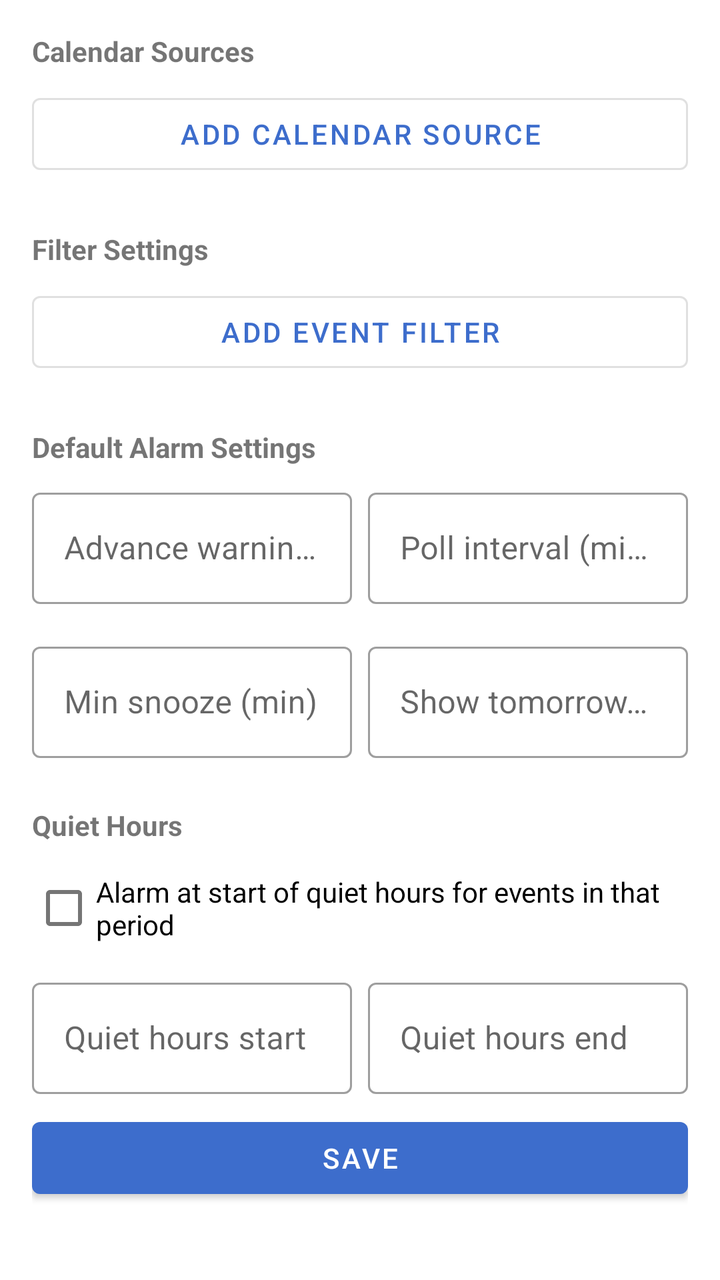
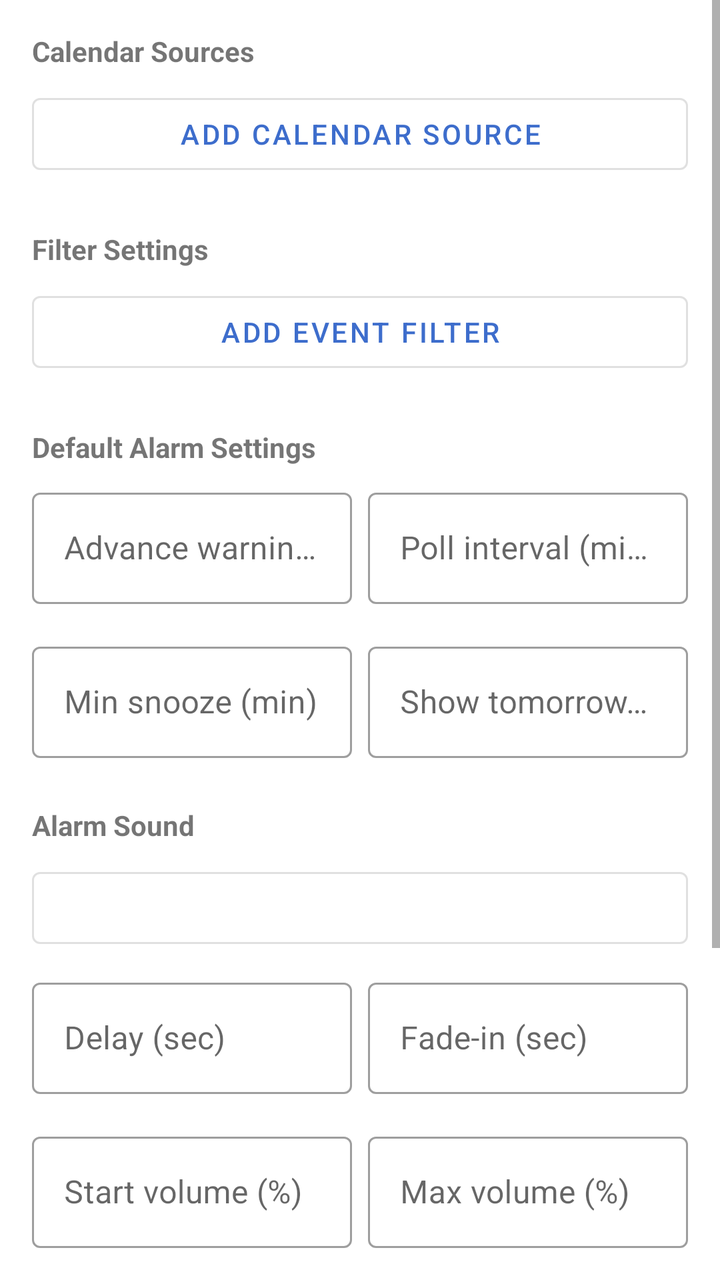

Screens rendered from an Android XML layout before and after an edit, with the pre-edit source and the edit as a unified diff.
<!-- AndroidManifest.xml: application theme Theme.CalendarAlarm -->
<!-- res/layout/activity_settings.xml -->
<?xml version="1.0" encoding="utf-8"?>
<ScrollView xmlns:android="http://schemas.android.com/apk/res/android"
    android:layout_width="match_parent"
    android:layout_height="match_parent">

    <LinearLayout
        android:layout_width="match_parent"
        android:layout_height="wrap_content"
        android:orientation="vertical"
        android:padding="16dp">

        <TextView
            android:layout_width="match_parent"
            android:layout_height="wrap_content"
            android:text="Calendar Sources"
            android:textStyle="bold"
            android:textSize="14sp"
            android:layout_marginBottom="8dp" />

        <LinearLayout
            android:id="@+id/urlSourcesContainer"
            android:layout_width="match_parent"
            android:layout_height="wrap_content"
            android:orientation="vertical" />

        <com.google.android.material.button.MaterialButton
            android:id="@+id/addUrlButton"
            android:layout_width="match_parent"
            android:layout_height="wrap_content"
            android:text="Add calendar source"
            android:layout_marginBottom="24dp"
            style="@style/Widget.MaterialComponents.Button.OutlinedButton" />

        <TextView
            android:layout_width="match_parent"
            android:layout_height="wrap_content"
            android:text="Filter Settings"
            android:textStyle="bold"
            android:textSize="14sp"
            android:layout_marginBottom="8dp" />

        <LinearLayout
            android:id="@+id/filterContainer"
            android:layout_width="match_parent"
            android:layout_height="wrap_content"
            android:orientation="vertical" />

        <com.google.android.material.button.MaterialButton
            android:id="@+id/addFilterButton"
            android:layout_width="match_parent"
            android:layout_height="wrap_content"
            android:text="Add event filter"
            android:layout_marginBottom="24dp"
            style="@style/Widget.MaterialComponents.Button.OutlinedButton" />

        <TextView
            android:layout_width="match_parent"
            android:layout_height="wrap_content"
            android:text="Default Alarm Settings"
            android:textStyle="bold"
            android:textSize="14sp"
            android:layout_marginBottom="8dp" />

        <LinearLayout
            android:layout_width="match_parent"
            android:layout_height="wrap_content"
            android:orientation="horizontal"
            android:layout_marginBottom="16dp">

            <com.google.android.material.textfield.TextInputLayout
                android:layout_width="0dp"
                android:layout_height="wrap_content"
                android:layout_weight="1"
                android:hint="Advance warning (min)"
                android:layout_marginEnd="8dp"
                style="@style/Widget.MaterialComponents.TextInputLayout.OutlinedBox">
                <com.google.android.material.textfield.TextInputEditText
                    android:id="@+id/advanceInput"
                    android:layout_width="match_parent"
                    android:layout_height="wrap_content"
                    android:inputType="number" />
            </com.google.android.material.textfield.TextInputLayout>

            <com.google.android.material.textfield.TextInputLayout
                android:layout_width="0dp"
                android:layout_height="wrap_content"
                android:layout_weight="1"
                android:hint="Poll interval (min)"
                style="@style/Widget.MaterialComponents.TextInputLayout.OutlinedBox">
                <com.google.android.material.textfield.TextInputEditText
                    android:id="@+id/pollIntervalInput"
                    android:layout_width="match_parent"
                    android:layout_height="wrap_content"
                    android:inputType="number" />
            </com.google.android.material.textfield.TextInputLayout>

        </LinearLayout>

        <LinearLayout
            android:layout_width="match_parent"
            android:layout_height="wrap_content"
            android:orientation="horizontal"
            android:layout_marginBottom="24dp">

            <com.google.android.material.textfield.TextInputLayout
                android:layout_width="0dp"
                android:layout_height="wrap_content"
                android:layout_weight="1"
                android:hint="Min snooze (min)"
                android:layout_marginEnd="8dp"
                style="@style/Widget.MaterialComponents.TextInputLayout.OutlinedBox">
                <com.google.android.material.textfield.TextInputEditText
                    android:id="@+id/snoozeInput"
                    android:layout_width="match_parent"
                    android:layout_height="wrap_content"
                    android:inputType="number" />
            </com.google.android.material.textfield.TextInputLayout>

            <com.google.android.material.textfield.TextInputLayout
                android:layout_width="0dp"
                android:layout_height="wrap_content"
                android:layout_weight="1"
                android:hint="Show tomorrow at"
                style="@style/Widget.MaterialComponents.TextInputLayout.OutlinedBox">
                <com.google.android.material.textfield.TextInputEditText
                    android:id="@+id/showTomorrowInput"
                    android:layout_width="match_parent"
                    android:layout_height="wrap_content"
                    android:inputType="text"
                    android:maxLength="5" />
            </com.google.android.material.textfield.TextInputLayout>

        </LinearLayout>

        <TextView
            android:layout_width="match_parent"
            android:layout_height="wrap_content"
            android:text="Quiet Hours"
            android:textStyle="bold"
            android:textSize="14sp"
            android:layout_marginBottom="8dp" />

        <CheckBox
            android:id="@+id/quietHoursAlarmCheckbox"
            android:layout_width="match_parent"
            android:layout_height="wrap_content"
            android:text="Alarm at start of quiet hours for events in that period"
            android:layout_marginBottom="8dp" />

        <LinearLayout
            android:layout_width="match_parent"
            android:layout_height="wrap_content"
            android:orientation="horizontal"
            android:layout_marginBottom="8dp">

            <com.google.android.material.textfield.TextInputLayout
                android:layout_width="0dp"
                android:layout_height="wrap_content"
                android:layout_weight="1"
                android:hint="Quiet hours start"
                android:layout_marginEnd="8dp"
                style="@style/Widget.MaterialComponents.TextInputLayout.OutlinedBox">
                <com.google.android.material.textfield.TextInputEditText
                    android:id="@+id/quietStartInput"
                    android:layout_width="match_parent"
                    android:layout_height="wrap_content"
                    android:inputType="text"
                    android:maxLength="5" />
            </com.google.android.material.textfield.TextInputLayout>

            <com.google.android.material.textfield.TextInputLayout
                android:layout_width="0dp"
                android:layout_height="wrap_content"
                android:layout_weight="1"
                android:hint="Quiet hours end"
                style="@style/Widget.MaterialComponents.TextInputLayout.OutlinedBox">
                <com.google.android.material.textfield.TextInputEditText
                    android:id="@+id/quietEndInput"
                    android:layout_width="match_parent"
                    android:layout_height="wrap_content"
                    android:inputType="text"
                    android:maxLength="5" />
            </com.google.android.material.textfield.TextInputLayout>

        </LinearLayout>

        <com.google.android.material.button.MaterialButton
            android:id="@+id/saveButton"
            android:layout_width="match_parent"
            android:layout_height="wrap_content"
            android:text="Save" />

    </LinearLayout>
</ScrollView>
<!-- resources referenced by this layout -->
<resources>
  <style name="Theme.CalendarAlarm" parent="Theme.MaterialComponents.DayNight.DarkActionBar">
          <item name="colorPrimary">#3D6DCC</item>
          <item name="colorPrimaryVariant">#2A4E9C</item>
          <item name="colorOnPrimary">@android:color/white</item>
      </style>
</resources>

<!-- the commit's change to res/layout/activity_settings.xml (unified diff, before → after) -->
@@ -135,6 +135,91 @@
         <TextView
             android:layout_width="match_parent"
             android:layout_height="wrap_content"
+            android:text="Alarm Sound"
+            android:textStyle="bold"
+            android:textSize="14sp"
+            android:layout_marginBottom="8dp" />
+
+        <com.google.android.material.button.MaterialButton
+            android:id="@+id/soundButton"
+            android:layout_width="match_parent"
+            android:layout_height="wrap_content"
+            android:layout_marginBottom="8dp"
+            style="@style/Widget.MaterialComponents.Button.OutlinedButton" />
+
+        <LinearLayout
+            android:layout_width="match_parent"
+            android:layout_height="wrap_content"
+            android:orientation="horizontal"
+            android:layout_marginBottom="16dp">
+
+            <com.google.android.material.textfield.TextInputLayout
+                android:layout_width="0dp"
+                android:layout_height="wrap_content"
+                android:layout_weight="1"
+                android:hint="Delay (sec)"
+                android:layout_marginEnd="8dp"
+                style="@style/Widget.MaterialComponents.TextInputLayout.OutlinedBox">
+                <com.google.android.material.textfield.TextInputEditText
+                    android:id="@+id/soundDelayInput"
+                    android:layout_width="match_parent"
+                    android:layout_height="wrap_content"
+                    android:inputType="number" />
+            </com.google.android.material.textfield.TextInputLayout>
+
+            <com.google.android.material.textfield.TextInputLayout
+                android:layout_width="0dp"
+                android:layout_height="wrap_content"
+                android:layout_weight="1"
+                android:hint="Fade-in (sec)"
+                style="@style/Widget.MaterialComponents.TextInputLayout.OutlinedBox">
+                <com.google.android.material.textfield.TextInputEditText
+                    android:id="@+id/soundFadeInput"
+                    android:layout_width="match_parent"
+                    android:layout_height="wrap_content"
+                    android:inputType="number" />
+            </com.google.android.material.textfield.TextInputLayout>
+
+        </LinearLayout>
+
+        <LinearLayout
+            android:layout_width="match_parent"
+            android:layout_height="wrap_content"
+            android:orientation="horizontal"
+            android:layout_marginBottom="24dp">
+
+            <com.google.android.material.textfield.TextInputLayout
+                android:layout_width="0dp"
+                android:layout_height="wrap_content"
+                android:layout_weight="1"
+                android:hint="Start volume (%)"
+                android:layout_marginEnd="8dp"
+                style="@style/Widget.MaterialComponents.TextInputLayout.OutlinedBox">
+                <com.google.android.material.textfield.TextInputEditText
+                    android:id="@+id/soundStartVolumeInput"
+                    android:layout_width="match_parent"
+                    android:layout_height="wrap_content"
+                    android:inputType="number" />
+            </com.google.android.material.textfield.TextInputLayout>
+
+            <com.google.android.material.textfield.TextInputLayout
+                android:layout_width="0dp"
+                android:layout_height="wrap_content"
+                android:layout_weight="1"
+                android:hint="Max volume (%)"
+                style="@style/Widget.MaterialComponents.TextInputLayout.OutlinedBox">
+                <com.google.android.material.textfield.TextInputEditText
+                    android:id="@+id/soundMaxVolumeInput"
+                    android:layout_width="match_parent"
+                    android:layout_height="wrap_content"
+                    android:inputType="number" />
+            </com.google.android.material.textfield.TextInputLayout>
+
+        </LinearLayout>
+
+        <TextView
+            android:layout_width="match_parent"
+            android:layout_height="wrap_content"
             android:text="Quiet Hours"
             android:textStyle="bold"
             android:textSize="14sp"
